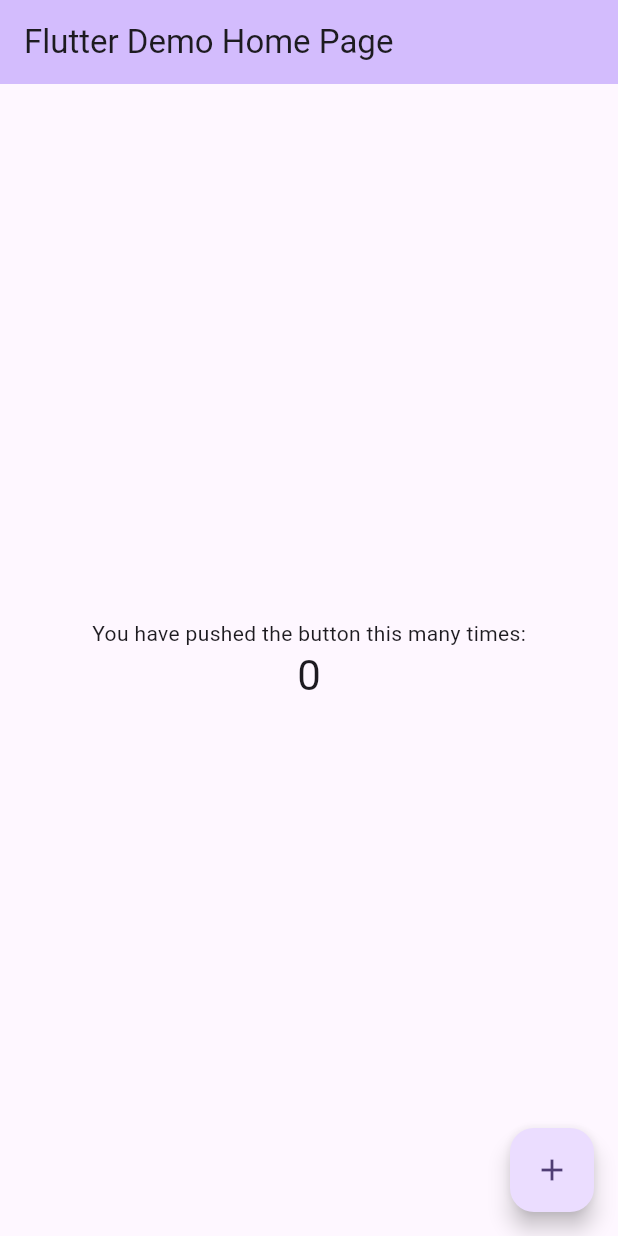
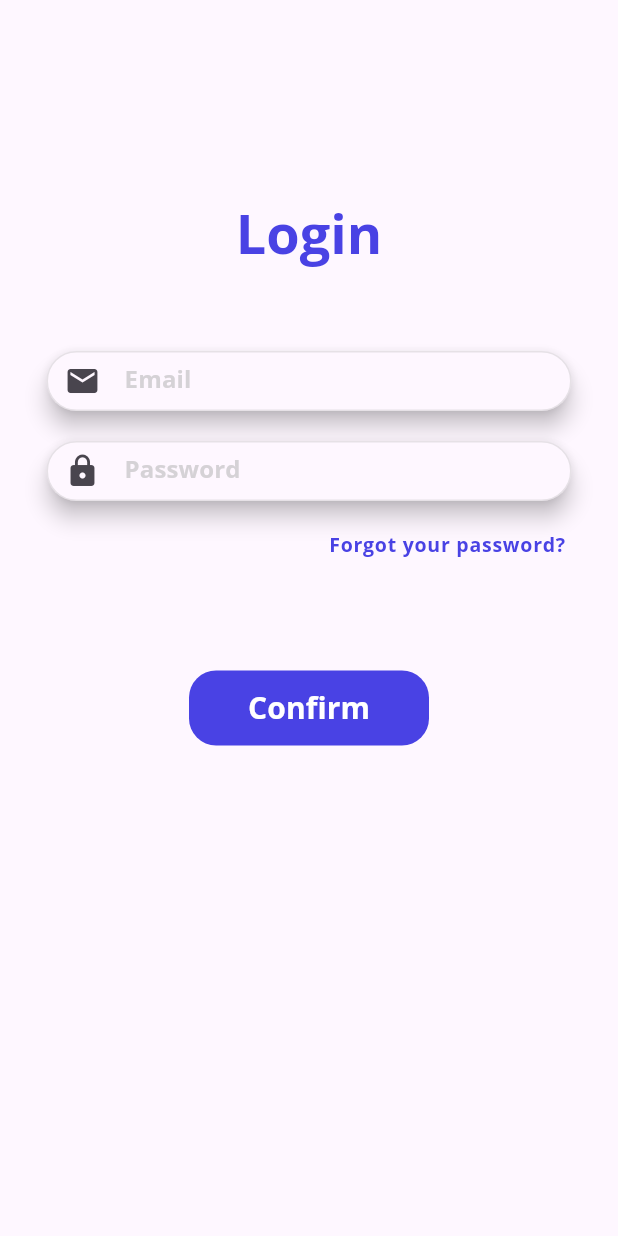
Before and after one commit to Kh1merA/testeam_mobile, a Flutter app: the screen it shows after launch, on a phone screen of 412 x 824 dp. Run offline on Flutter 3.47's test engine with Material 2 defaults, Android fonts, the light colour scheme and no system bars.

Commit message:
create login page view

```diff
--- a/lib/main.dart
+++ b/lib/main.dart
@@ -1,4 +1,6 @@
 import 'package:flutter/material.dart';
+import 'package:testeam_mobile_application/theme/theme.dart';
+import 'pages/login_page/view/view.dart';
 
 void main() {
   runApp(const MyApp());
@@ -7,119 +9,12 @@ void main() {
 class MyApp extends StatelessWidget {
   const MyApp({super.key});
 
-  // This widget is the root of your application.
   @override
   Widget build(BuildContext context) {
     return MaterialApp(
       title: 'Flutter Demo',
-      theme: ThemeData(
-        // This is the theme of your application.
-        //
-        // TRY THIS: Try running your application with "flutter run". You'll see
-        // the application has a blue toolbar. Then, without quitting the app,
-        // try changing the seedColor in the colorScheme below to Colors.green
-        // and then invoke "hot reload" (save your changes or press the "hot
-        // reload" button in a Flutter-supported IDE, or press "r" if you used
-        // the command line to start the app).
-        //
-        // Notice that the counter didn't reset back to zero; the application
-        // state is not lost during the reload. To reset the state, use hot
-        // restart instead.
-        //
-        // This works for code too, not just values: Most code changes can be
-        // tested with just a hot reload.
-        colorScheme: ColorScheme.fromSeed(seedColor: Colors.deepPurple),
-        useMaterial3: true,
-      ),
-      home: const MyHomePage(title: 'Flutter Demo Home Page'),
+      theme: mainTheme,
+      home: login_page(),
     );
   }
 }
-
-class MyHomePage extends StatefulWidget {
-  const MyHomePage({super.key, required this.title});
-
-  // This widget is the home page of your application. It is stateful, meaning
-  // that it has a State object (defined below) that contains fields that affect
-  // how it looks.
-
-  // This class is the configuration for the state. It holds the values (in this
-  // case the title) provided by the parent (in this case the App widget) and
-  // used by the build method of the State. Fields in a Widget subclass are
-  // always marked "final".
-
-  final String title;
-
-  @override
-  State<MyHomePage> createState() => _MyHomePageState();
-}
-
-class _MyHomePageState extends State<MyHomePage> {
-  int _counter = 0;
-
-  void _incrementCounter() {
-    setState(() {
-      // This call to setState tells the Flutter framework that something has
-      // changed in this State, which causes it to rerun the build method below
-      // so that the display can reflect the updated values. If we changed
-      // _counter without calling setState(), then the build method would not be
-      // called again, and so nothing would appear to happen.
-      _counter++;
-    });
-  }
-
-  @override
-  Widget build(BuildContext context) {
-    // This method is rerun every time setState is called, for instance as done
-    // by the _incrementCounter method above.
-    //
-    // The Flutter framework has been optimized to make rerunning build methods
-    // fast, so that you can just rebuild anything that needs updating rather
-    // than having to individually change instances of widgets.
-    return Scaffold(
-      appBar: AppBar(
-        // TRY THIS: Try changing the color here to a specific color (to
-        // Colors.amber, perhaps?) and trigger a hot reload to see the AppBar
-        // change color while the other colors stay the same.
-        backgroundColor: Theme.of(context).colorScheme.inversePrimary,
-        // Here we take the value from the MyHomePage object that was created by
-        // the App.build method, and use it to set our appbar title.
-        title: Text(widget.title),
-      ),
-      body: Center(
-        // Center is a layout widget. It takes a single child and positions it
-        // in the middle of the parent.
-        child: Column(
-          // Column is also a layout widget. It takes a list of children and
-          // arranges them vertically. By default, it sizes itself to fit its
-          // children horizontally, and tries to be as tall as its parent.
-          //
-          // Column has various properties to control how it sizes itself and
-          // how it positions its children. Here we use mainAxisAlignment to
-          // center the children vertically; the main axis here is the vertical
-          // axis because Columns are vertical (the cross axis would be
-          // horizontal).
-          //
-          // TRY THIS: Invoke "debug painting" (choose the "Toggle Debug Paint"
-          // action in the IDE, or press "p" in the console), to see the
-          // wireframe for each widget.
-          mainAxisAlignment: MainAxisAlignment.center,
-          children: <Widget>[
-            const Text(
-              'You have pushed the button this many times:',
-            ),
-            Text(
-              '$_counter',
-              style: Theme.of(context).textTheme.headlineMedium,
-            ),
-          ],
-        ),
-      ),
-      floatingActionButton: FloatingActionButton(
-        onPressed: _incrementCounter,
-        tooltip: 'Increment',
-        child: const Icon(Icons.add),
-      ), // This trailing comma makes auto-formatting nicer for build methods.
-    );
-  }
-}
--- /dev/null
+++ b/lib/pages/login_page/loginPage.dart
@@ -0,0 +1 @@
+export 'view/view.dart';
--- /dev/null
+++ b/lib/pages/login_page/view/login_page.dart
@@ -0,0 +1,104 @@
+import 'package:flutter/material.dart';
+import 'package:testeam_mobile_application/theme/theme.dart';
+
+class login_page extends StatelessWidget {
+  @override
+  Widget build(BuildContext context) {
+    return Scaffold(
+      body: Column(
+        children: [
+          SizedBox(
+            height: 132,
+          ),
+          Container(
+            child: Center(
+              child: Text(
+                'Login',
+                style: Theme.of(context).textTheme.titleLarge,
+              ),
+            ),
+          ),
+          SizedBox(
+            height: 56,
+          ),
+          inputLabel(
+            inputIcon: Icons.email,
+            inputText: 'Email',
+          ),
+          SizedBox(
+            height: 20,
+          ),
+          inputLabel(
+            inputIcon: Icons.lock,
+            inputText: 'Password',
+          ),
+          SizedBox(
+            height: 20,
+          ),
+          Padding(
+            padding: const EdgeInsets.only(right: 35.0),
+            child: Align(
+              alignment: Alignment.centerRight,
+              child: Text(
+                'Forgot your password?',
+                style: Theme.of(context).textTheme.labelSmall,
+              ),
+            ),
+          ),
+          SizedBox(
+            height: 74,
+          ),
+          Container(
+            height: 50,
+            width: 160,
+            decoration: BoxDecoration(
+              borderRadius: BorderRadius.circular(18),
+              color: Color.fromRGBO(73, 66, 228, 1),
+            ),
+            child: Center(
+                child: Text(
+              'Confirm',
+              style: Theme.of(context).textTheme.labelLarge,
+            )),
+          )
+        ],
+      ), //Stack
+    ); //Scaffold
+  }
+}
+
+class inputLabel extends StatelessWidget {
+  final inputIcon;
+  final inputText;
+
+  inputLabel({super.key, required this.inputIcon, required this.inputText});
+
+  @override
+  Widget build(BuildContext context) {
+    return Container(
+      width: 350,
+      height: 40,
+      child: Center(
+          child: // Note: Same code is applied for the TextFormField as well
+              Material(
+        elevation: 6,
+        shadowColor: Colors.black,
+        borderRadius: BorderRadius.circular(28),
+        child: TextField(
+          keyboardType: TextInputType.text,
+          decoration: InputDecoration(
+            prefixIcon: Icon(inputIcon),
+            hintText: inputText,
+            hintStyle: Theme.of(context).textTheme.titleSmall,
+            contentPadding: EdgeInsets.symmetric(vertical: 12.0),
+            enabledBorder: OutlineInputBorder(
+              borderSide: BorderSide(
+                  width: 1, color: Color.fromRGBO(173, 173, 173, 0.3)),
+              borderRadius: BorderRadius.circular(28),
+            ),
+          ),
+        ),
+      )),
+    );
+  }
+}
--- /dev/null
+++ b/lib/pages/login_page/view/view.dart
@@ -0,0 +1 @@
+export 'login_page.dart';
--- /dev/null
+++ b/lib/theme/theme.dart
@@ -0,0 +1,29 @@
+import 'package:flutter/material.dart';
+
+final mainTheme = ThemeData(
+  colorScheme: ColorScheme.fromSeed(seedColor: Colors.deepPurple),
+  useMaterial3: true,
+  textTheme: TextTheme(
+    titleLarge: TextStyle(
+        fontFamily: "OpenSans",
+        fontSize: 36,
+        fontWeight: FontWeight.w700,
+        color: Color.fromRGBO(73, 66, 228, 1)),
+    titleSmall: TextStyle(
+        fontFamily: "OpenSans",
+        fontSize: 16,
+        fontWeight: FontWeight.w700,
+        color: Color.fromRGBO(173, 173, 173, 0.5)),
+    labelSmall: TextStyle(
+        fontFamily: "OpenSans",
+        fontSize: 13,
+        fontWeight: FontWeight.w700,
+        color: Color.fromRGBO(73, 66, 228, 1)),
+    labelLarge: TextStyle(
+      fontFamily: "OpenSans",
+      fontSize: 20,
+      fontWeight: FontWeight.w700,
+      color: Colors.white,
+    ),
+  ),
+);
```
Also changed, not shown: pubspec.yaml (+9 -11 lines), assets/fonts/OpenSans.ttf (added), assets/images/email.svg (added), assets/images/lock.svg (added).
